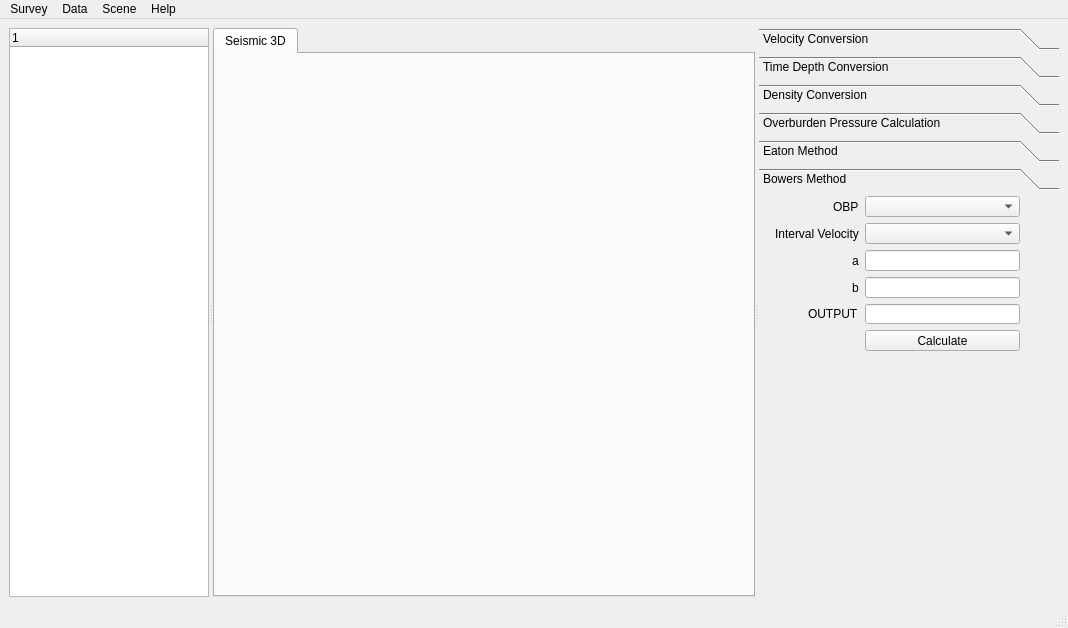
First picture: the form in pygeopressure_gui/ui/pygeopressure.ui, repository whimian/pyGeoPressure_gui, before the edit.
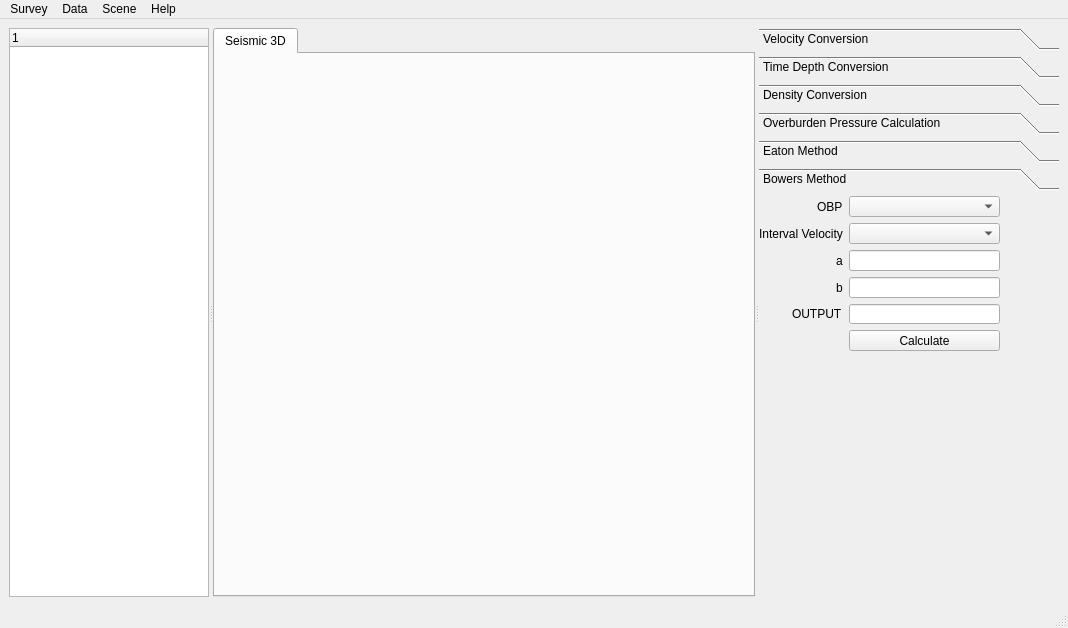
Second picture: the form after the edit.

Commit message: set panel minimum size to 240

```diff
--- a/pygeopressure_gui/ui/pygeopressure.ui
+++ b/pygeopressure_gui/ui/pygeopressure.ui
@@ -77,7 +77,7 @@
       <widget class="QToolBox" name="toolBox">
        <property name="minimumSize">
         <size>
-         <width>260</width>
+         <width>240</width>
          <height>0</height>
         </size>
        </property>
@@ -484,7 +484,7 @@
           <rect>
            <x>0</x>
            <y>0</y>
-           <width>261</width>
+           <width>241</width>
            <height>155</height>
           </rect>
          </property>
@@ -529,7 +529,7 @@
             </property>
             <property name="sizeHint" stdset="0">
              <size>
-              <width>100</width>
+              <width>80</width>
               <height>20</height>
              </size>
             </property>
```
Left out of the diff: 20 changed lines with no effect on the pictures. The commit also changes 1 other file.
